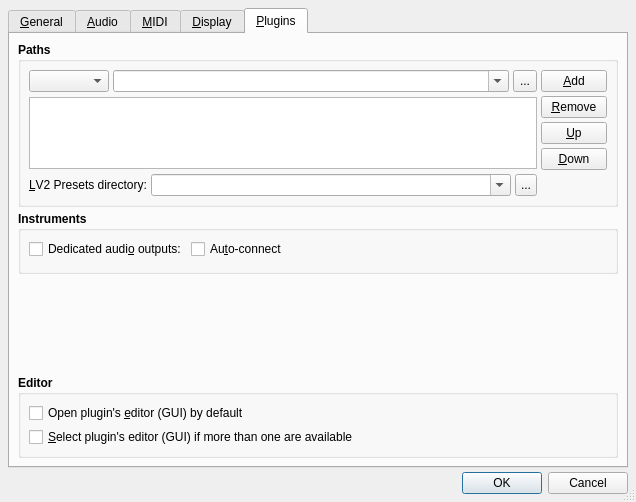
The window that src/qtractorOptionsForm.ui (samfemboeck/qtractor) describes before a commit, drawn with Qt 5.
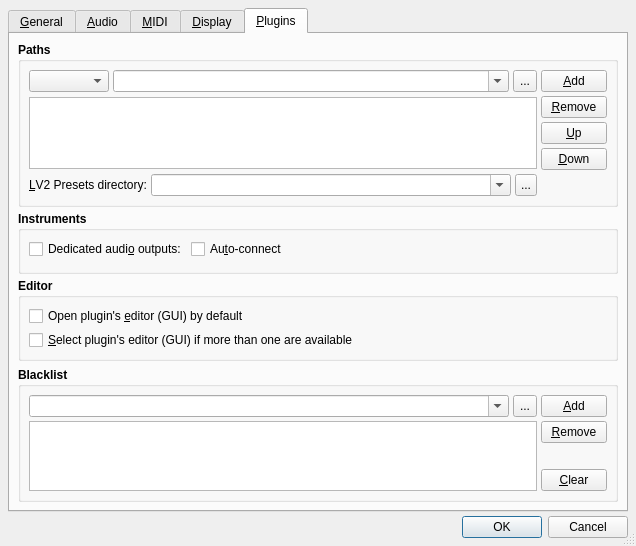
The same window after the commit. The open tabs and pages were chosen to show the change. Icons and pictures are not drawn. Custom widgets are drawn as their Qt base class.

Commit message: - Introducing plug-in blacklisting, on user discretion (in View   /Options.../Plugins/Blacklist) and on inventory scan (crashed   plug-ins are now automatically blacklisted). (EXPERIMENTAL)

What changed in the file:
```diff
--- a/src/qtractorOptionsForm.ui
+++ b/src/qtractorOptionsForm.ui
@@ -3657,19 +3657,6 @@
          </layout>
         </widget>
        </item>
-       <item>
-        <spacer>
-         <property name="orientation">
-          <enum>Qt::Vertical</enum>
-         </property>
-         <property name="sizeHint">
-          <size>
-           <width>20</width>
-           <height>4</height>
-          </size>
-         </property>
-        </spacer>
-       </item>
        <item>
         <widget class="QGroupBox" name="PluginsEditorGroupBox">
          <property name="font">
@@ -3726,6 +3713,225 @@
          </layout>
         </widget>
        </item>
+       <item>
+        <spacer>
+         <property name="orientation">
+          <enum>Qt::Vertical</enum>
+         </property>
+         <property name="sizeHint">
+          <size>
+           <width>20</width>
+           <height>4</height>
+          </size>
+         </property>
+        </spacer>
+       </item>
+       <item>
+        <widget class="QGroupBox" name="PluginsBlacklistGroupBox">
+         <property name="font">
+          <font>
+           <weight>75</weight>
+           <bold>true</bold>
+          </font>
+         </property>
+         <property name="title">
+          <string>Blacklist</string>
+         </property>
+         <property name="flat">
+          <bool>true</bool>
+         </property>
+         <layout class="QGridLayout">
+          <item row="0" column="0" colspan="2">
+           <layout class="QHBoxLayout">
+            <item>
+             <widget class="QComboBox" name="PluginBlacklistPathComboBox">
+              <property name="minimumSize">
+               <size>
+                <width>320</width>
+                <height>0</height>
+               </size>
+              </property>
+              <property name="font">
+               <font>
+                <weight>50</weight>
+                <bold>false</bold>
+               </font>
+              </property>
+              <property name="toolTip">
+               <string>Plugin blacklist path</string>
+              </property>
+              <property name="editable">
+               <bool>true</bool>
+              </property>
+             </widget>
+            </item>
+            <item>
+             <widget class="QToolButton" name="PluginBlacklistPathToolButton">
+              <property name="minimumSize">
+               <size>
+                <width>22</width>
+                <height>22</height>
+               </size>
+              </property>
+              <property name="maximumSize">
+               <size>
+                <width>24</width>
+                <height>24</height>
+               </size>
+              </property>
+              <property name="font">
+               <font>
+                <weight>50</weight>
+                <bold>false</bold>
+               </font>
+              </property>
+              <property name="toolTip">
+               <string>Browse plugin blacklist path</string>
+              </property>
+              <property name="text">
+               <string>...</string>
+              </property>
+              <property name="icon">
+               <iconset resource="qtractor.qrc">:/images/fileOpen.png</iconset>
+              </property>
+             </widget>
+            </item>
+            <item>
+             <widget class="QToolButton" name="PluginBlacklistAddToolButton">
+              <property name="minimumSize">
+               <size>
+                <width>66</width>
+                <height>22</height>
+               </size>
+              </property>
+              <property name="maximumSize">
+               <size>
+                <width>60</width>
+                <height>24</height>
+               </size>
+              </property>
+              <property name="font">
+               <font>
+                <weight>50</weight>
+                <bold>false</bold>
+               </font>
+              </property>
+              <property name="toolTip">
+               <string>Add plugin blacklist path</string>
+              </property>
+              <property name="text">
+               <string>&amp;Add</string>
+              </property>
+              <property name="toolButtonStyle">
+               <enum>Qt::ToolButtonTextBesideIcon</enum>
+              </property>
+             </widget>
+            </item>
+           </layout>
+          </item>
+          <item row="1" column="0" rowspan="3">
+           <widget class="QListWidget" name="PluginBlacklistWidget">
+            <property name="maximumSize">
+             <size>
+              <width>32767</width>
+              <height>72</height>
+             </size>
+            </property>
+            <property name="font">
+             <font>
+              <weight>50</weight>
+              <bold>false</bold>
+             </font>
+            </property>
+            <property name="statusTip">
+             <string>Plugin blacklist paths</string>
+            </property>
+            <property name="selectionBehavior">
+             <enum>QAbstractItemView::SelectRows</enum>
+            </property>
+            <property name="uniformItemSizes">
+             <bool>true</bool>
+            </property>
+           </widget>
+          </item>
+          <item row="1" column="1">
+           <widget class="QToolButton" name="PluginBlacklistRemoveToolButton">
+            <property name="minimumSize">
+             <size>
+              <width>66</width>
+              <height>22</height>
+             </size>
+            </property>
+            <property name="maximumSize">
+             <size>
+              <width>60</width>
+              <height>24</height>
+             </size>
+            </property>
+            <property name="font">
+             <font>
+              <weight>50</weight>
+              <bold>false</bold>
+             </font>
+            </property>
+            <property name="toolTip">
+             <string>Remove plugin blacklist path</string>
+            </property>
+            <property name="text">
+             <string>&amp;Remove</string>
+            </property>
+            <property name="toolButtonStyle">
+             <enum>Qt::ToolButtonTextBesideIcon</enum>
+            </property>
+           </widget>
+          </item>
+          <item row="2" column="1">
+           <spacer>
+            <property name="orientation">
+             <enum>Qt::Vertical</enum>
+            </property>
+            <property name="sizeHint">
+             <size>
+              <width>20</width>
+              <height>4</height>
+             </size>
+            </property>
+           </spacer>
+          </item>
+          <item row="3" column="1">
+           <widget class="QToolButton" name="PluginBlacklistClearToolButton">
+            <property name="minimumSize">
+             <size>
+              <width>66</width>
+              <height>22</height>
+             </size>
+            </property>
+            <property name="maximumSize">
+             <size>
+              <width>60</width>
+              <height>24</height>
+             </size>
+            </property>
+            <property name="font">
+             <font>
+              <weight>50</weight>
+              <bold>false</bold>
+             </font>
+            </property>
+            <property name="toolTip">
+             <string>Clear plugin blacklist paths</string>
+            </property>
+            <property name="text">
+             <string>&amp;Clear</string>
+            </property>
+            <property name="toolButtonStyle">
+             <enum>Qt::ToolButtonTextBesideIcon</enum>
+            </property>
+           </widget>
+          </item>
+         </layout>
+        </widget>
+       </item>
       </layout>
      </widget>
     </widget>
```
Left out of the diff: 6 changed lines with no effect on the pictures. The commit also changes 5 other files.
